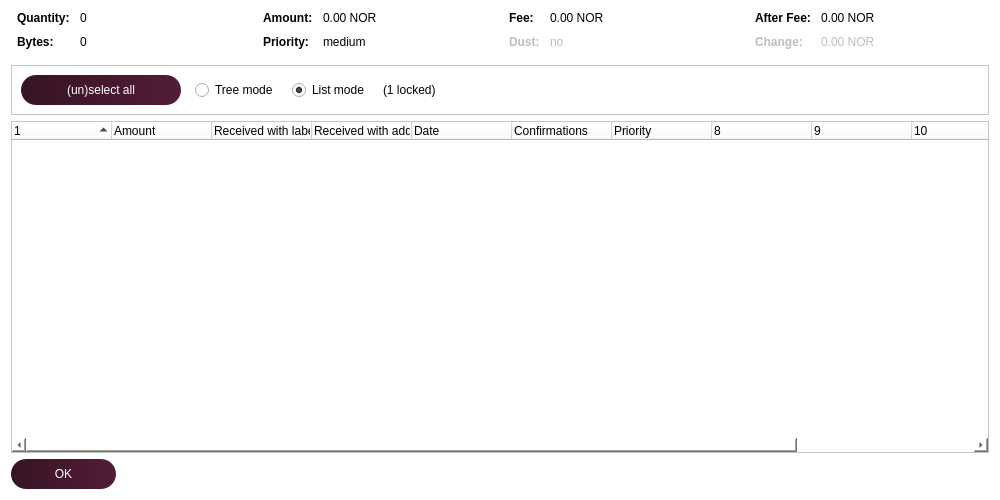
Qt form src/qt/forms/coincontroldialog.ui (noirofficial/noir) before a commit.
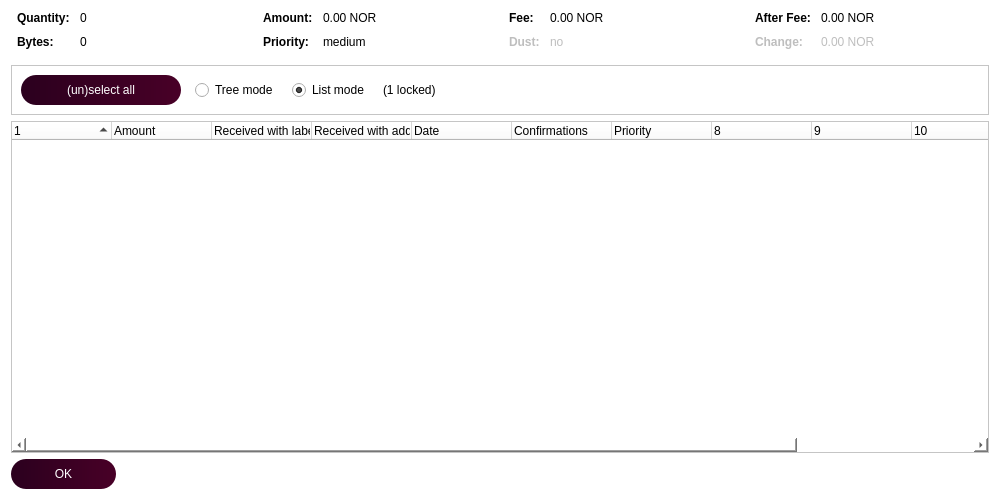
The same form after that commit. Custom widgets are drawn as their Qt base class.

The edit to the form file:
```diff
--- a/src/qt/forms/coincontroldialog.ui
+++ b/src/qt/forms/coincontroldialog.ui
@@ -370,7 +370,7 @@
            </size>
           </property>
           <property name="styleSheet">
-           <string notr="true">background: QLinearGradient(x1: 0, y1: 0, x2: 1, y2: 0, stop: 0 #361423, stop: 1 #531c38);
+           <string notr="true">background: QLinearGradient(x1: 0, y1: 0, x2: 1, y2: 0, stop: 0 #2b001e, stop: 1 #480027);
 color: white;
 border-radius:15px;
 height:30px;
@@ -529,7 +529,7 @@
       </sizepolicy>
      </property>
      <property name="styleSheet">
-      <string notr="true">background: QLinearGradient(x1: 0, y1: 0, x2: 1, y2: 0, stop: 0 #361423, stop: 1 #531c38);
+      <string notr="true">background: QLinearGradient(x1: 0, y1: 0, x2: 1, y2: 0, stop: 0 #2b001e, stop: 1 #480027);
 color: white;
 border-radius:15px;
 height:30px;
```
